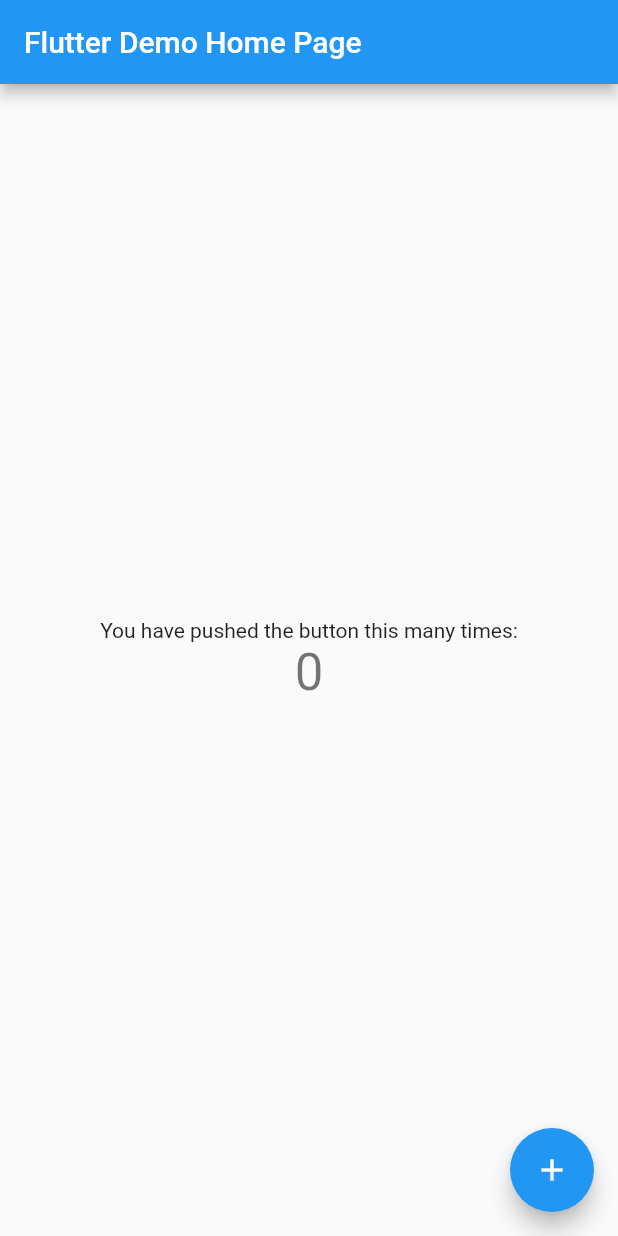
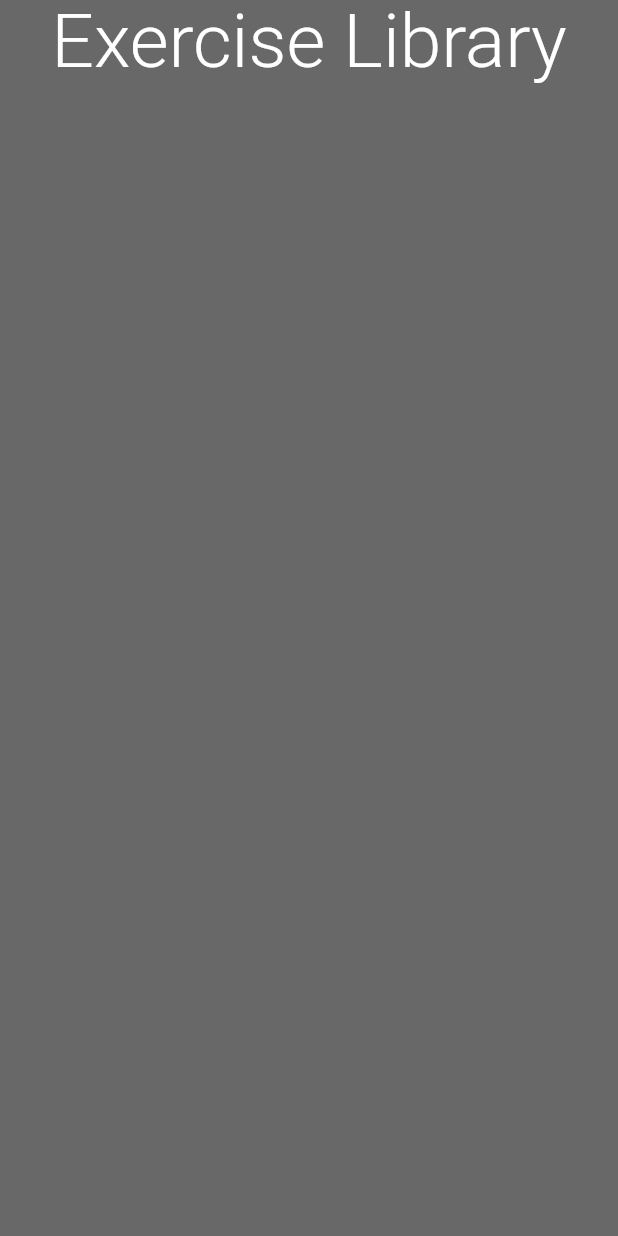
Before and after one commit to navidboloorian/exercise-timer, a Flutter app: the screen it shows after launch, on a phone screen of 412 x 824 dp. Run offline on Flutter 3.47's test engine with Material 2 defaults, Android fonts, the phone set to English and light mode, and no system bars; Roboto replaces fonts that are missing (Montserrat).

Commit message:
added basic dark theme

```diff
--- a/lib/main.dart
+++ b/lib/main.dart
@@ -1,115 +1,24 @@
 import 'package:flutter/material.dart';
 
+import 'utils/themes.dart';
+
 void main() {
-  runApp(const MyApp());
+  runApp(const App());
 }
 
-class MyApp extends StatelessWidget {
-  const MyApp({super.key});
+class App extends StatelessWidget {
+  const App({super.key});
 
-  // This widget is the root of your application.
   @override
   Widget build(BuildContext context) {
     return MaterialApp(
-      title: 'Flutter Demo',
-      theme: ThemeData(
-        // This is the theme of your application.
-        //
-        // Try running your application with "flutter run". You'll see the
-        // application has a blue toolbar. Then, without quitting the app, try
-        // changing the primarySwatch below to Colors.green and then invoke
-        // "hot reload" (press "r" in the console where you ran "flutter run",
-        // or simply save your changes to "hot reload" in a Flutter IDE).
-        // Notice that the counter didn't reset back to zero; the application
-        // is not restarted.
-        primarySwatch: Colors.blue,
+      theme: Themes.dark,
+      home: Scaffold(
+        appBar: AppBar(
+          title: const Text('Exercise Library'),
+        ),
       ),
-      home: const MyHomePage(title: 'Flutter Demo Home Page'),
+      debugShowCheckedModeBanner: false,
     );
   }
 }
-
-class MyHomePage extends StatefulWidget {
-  const MyHomePage({super.key, required this.title});
-
-  // This widget is the home page of your application. It is stateful, meaning
-  // that it has a State object (defined below) that contains fields that affect
-  // how it looks.
-
-  // This class is the configuration for the state. It holds the values (in this
-  // case the title) provided by the parent (in this case the App widget) and
-  // used by the build method of the State. Fields in a Widget subclass are
-  // always marked "final".
-
-  final String title;
-
-  @override
-  State<MyHomePage> createState() => _MyHomePageState();
-}
-
-class _MyHomePageState extends State<MyHomePage> {
-  int _counter = 0;
-
-  void _incrementCounter() {
-    setState(() {
-      // This call to setState tells the Flutter framework that something has
-      // changed in this State, which causes it to rerun the build method below
-      // so that the display can reflect the updated values. If we changed
-      // _counter without calling setState(), then the build method would not be
-      // called again, and so nothing would appear to happen.
-      _counter++;
-    });
-  }
-
-  @override
-  Widget build(BuildContext context) {
-    // This method is rerun every time setState is called, for instance as done
-    // by the _incrementCounter method above.
-    //
-    // The Flutter framework has been optimized to make rerunning build methods
-    // fast, so that you can just rebuild anything that needs updating rather
-    // than having to individually change instances of widgets.
-    return Scaffold(
-      appBar: AppBar(
-        // Here we take the value from the MyHomePage object that was created by
-        // the App.build method, and use it to set our appbar title.
-        title: Text(widget.title),
-      ),
-      body: Center(
-        // Center is a layout widget. It takes a single child and positions it
-        // in the middle of the parent.
-        child: Column(
-          // Column is also a layout widget. It takes a list of children and
-          // arranges them vertically. By default, it sizes itself to fit its
-          // children horizontally, and tries to be as tall as its parent.
-          //
-          // Invoke "debug painting" (press "p" in the console, choose the
-          // "Toggle Debug Paint" action from the Flutter Inspector in Android
-          // Studio, or the "Toggle Debug Paint" command in Visual Studio Code)
-          // to see the wireframe for each widget.
-          //
-          // Column has various properties to control how it sizes itself and
-          // how it positions its children. Here we use mainAxisAlignment to
-          // center the children vertically; the main axis here is the vertical
-          // axis because Columns are vertical (the cross axis would be
-          // horizontal).
-          mainAxisAlignment: MainAxisAlignment.center,
-          children: <Widget>[
-            const Text(
-              'You have pushed the button this many times:',
-            ),
-            Text(
-              '$_counter',
-              style: Theme.of(context).textTheme.headline4,
-            ),
-          ],
-        ),
-      ),
-      floatingActionButton: FloatingActionButton(
-        onPressed: _incrementCounter,
-        tooltip: 'Increment',
-        child: const Icon(Icons.add),
-      ), // This trailing comma makes auto-formatting nicer for build methods.
-    );
-  }
-}
--- /dev/null
+++ b/lib/utils/colors.dart
@@ -0,0 +1,6 @@
+import 'package:flutter/material.dart';
+
+abstract class CustomColors {
+  static const Color darkBackground = Color(0xff686868);
+  static const Color darkText = Color(0xffffffff);
+}
--- /dev/null
+++ b/lib/utils/themes.dart
@@ -0,0 +1,25 @@
+import 'package:flutter/material.dart';
+
+import 'colors.dart';
+
+class Themes {
+  // dark theme
+  static ThemeData get dark {
+    return ThemeData(
+      primaryColor: CustomColors.darkBackground,
+      scaffoldBackgroundColor: CustomColors.darkBackground,
+      fontFamily: 'Montserrat',
+      appBarTheme: const AppBarTheme(
+        backgroundColor: CustomColors.darkBackground,
+        foregroundColor: CustomColors.darkText,
+        centerTitle: true,
+        elevation: 0,
+        titleTextStyle: TextStyle(
+          fontFamily: 'Montserrat',
+          fontSize: 50,
+          fontWeight: FontWeight.w300,
+        ),
+      ),
+    );
+  }
+}
```
Also changed, not shown: 2 other files.
